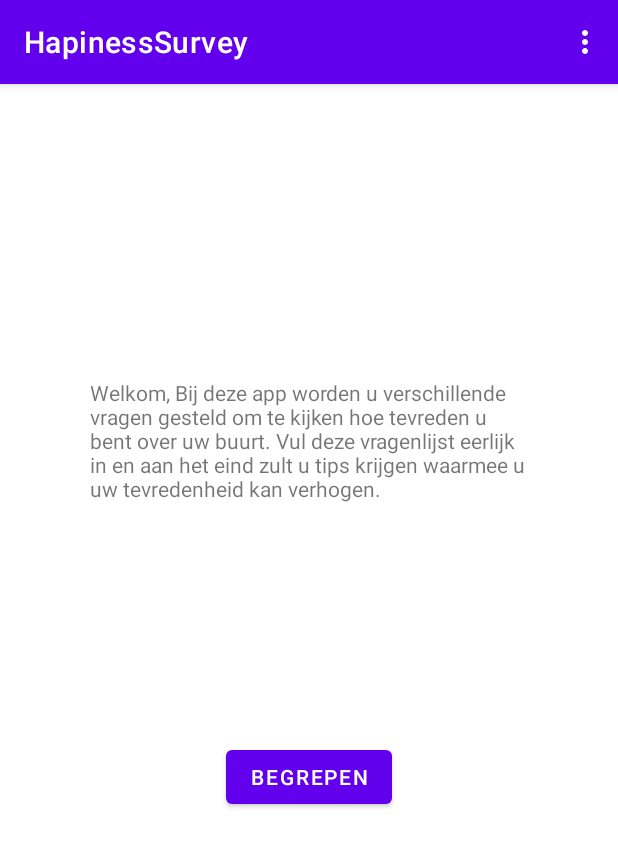
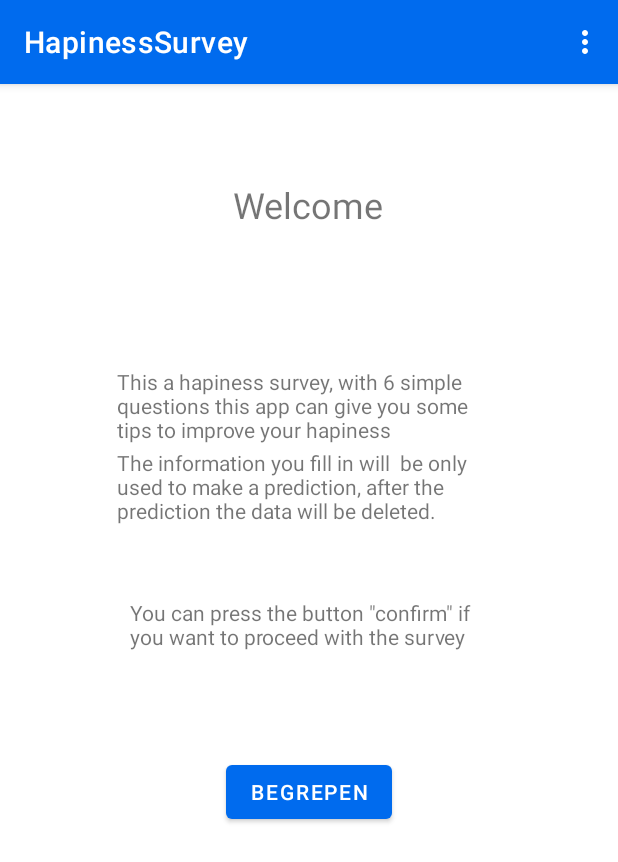
Before and after one commit to Bart385/HapinessSurveyApp, an Android app: the screen it shows after launch (MainActivity), on a phone screen of 412 x 824 dp. Shown: the top 862 px of the screen. Run offline under Robolectric (Android 15) with nearby library versions, the phone set to English and light mode, and no system bars.

Commit message:
Added some of the feedback

```diff
--- a/HapinessSurvey/app/src/main/res/layout/fragment_first.xml
+++ b/HapinessSurvey/app/src/main/res/layout/fragment_first.xml
@@ -7,24 +7,57 @@
     tools:context=".FirstFragment">
 
 
+    <Button
+        android:id="@+id/StartButton"
+        android:layout_width="wrap_content"
+        android:layout_height="wrap_content"
+        android:layout_marginTop="64dp"
+        android:text="Begrepen"
+        app:layout_constraintEnd_toEndOf="parent"
+        app:layout_constraintStart_toStartOf="parent"
+        app:layout_constraintTop_toBottomOf="@+id/textView4" />
+
     <TextView
         android:id="@+id/textView"
-        android:layout_width="292dp"
-        android:layout_height="98dp"
-        android:layout_marginTop="196dp"
-        android:text="Welkom, Bij deze app worden u verschillende vragen gesteld om te kijken hoe tevreden u bent over uw buurt. Vul deze vragenlijst eerlijk in en aan het eind zult u tips krijgen waarmee u uw tevredenheid kan verhogen."
+        android:layout_width="wrap_content"
+        android:layout_height="wrap_content"
+        android:layout_marginTop="64dp"
+        android:text="Welcome"
+        android:textSize="24sp"
         app:layout_constraintEnd_toEndOf="parent"
         app:layout_constraintHorizontal_bias="0.498"
         app:layout_constraintStart_toStartOf="parent"
         app:layout_constraintTop_toTopOf="parent" />
 
-    <Button
-        android:id="@+id/StartButton"
-        android:layout_width="wrap_content"
-        android:layout_height="wrap_content"
-        android:layout_marginTop="144dp"
-        android:text="Begrepen"
+    <TextView
+        android:id="@+id/textView2"
+        android:layout_width="255dp"
+        android:layout_height="54dp"
+        android:layout_marginTop="92dp"
+        android:text="This a hapiness survey, with 6 simple questions this app can give you some tips to improve your hapiness"
         app:layout_constraintEnd_toEndOf="parent"
+        app:layout_constraintHorizontal_bias="0.498"
         app:layout_constraintStart_toStartOf="parent"
         app:layout_constraintTop_toBottomOf="@+id/textView" />
+
+    <TextView
+        android:id="@+id/textView3"
+        android:layout_width="254dp"
+        android:layout_height="60dp"
+        android:text="The information you fill in will  be only used to make a prediction, after the prediction the data will be deleted."
+        app:layout_constraintEnd_toEndOf="parent"
+        app:layout_constraintHorizontal_bias="0.493"
+        app:layout_constraintStart_toStartOf="parent"
+        app:layout_constraintTop_toBottomOf="@+id/textView2" />
+
+    <TextView
+        android:id="@+id/textView4"
+        android:layout_width="238dp"
+        android:layout_height="41dp"
+        android:layout_marginTop="40dp"
+        android:text='You can press the button "confirm" if you want to proceed with the survey'
+        app:layout_constraintEnd_toEndOf="parent"
+        app:layout_constraintHorizontal_bias="0.497"
+        app:layout_constraintStart_toStartOf="parent"
+        app:layout_constraintTop_toBottomOf="@+id/textView3" />
 </androidx.constraintlayout.widget.ConstraintLayout>
--- a/HapinessSurvey/app/src/main/res/values/colors.xml
+++ b/HapinessSurvey/app/src/main/res/values/colors.xml
@@ -1,8 +1,8 @@
 <?xml version="1.0" encoding="utf-8"?>
 <resources>
-    <color name="purple_200">#FFBB86FC</color>
-    <color name="purple_500">#FF6200EE</color>
-    <color name="purple_700">#FF3700B3</color>
+    <color name="purple_200">#FF006BEE</color>
+    <color name="purple_500">#FF006BEE</color>
+    <color name="purple_700">#FF006BEE</color>
     <color name="teal_200">#FF03DAC5</color>
     <color name="teal_700">#FF018786</color>
     <color name="black">#FF000000</color>
```
Also changed, not shown: HapinessSurvey/app/src/main/java/com/example/hapinesssurvey/SecondFragment.java (+13 -8 lines), HapinessSurvey/app/src/main/java/com/example/hapinesssurvey/ThirdFragment.java (+7 -2 lines), HapinessSurvey/app/src/main/res/layout/fragment_second.xml (+13 -2 lines), HapinessSurvey/app/src/main/res/layout/fragment_third.xml (+25 -2 lines), 4 other files.
